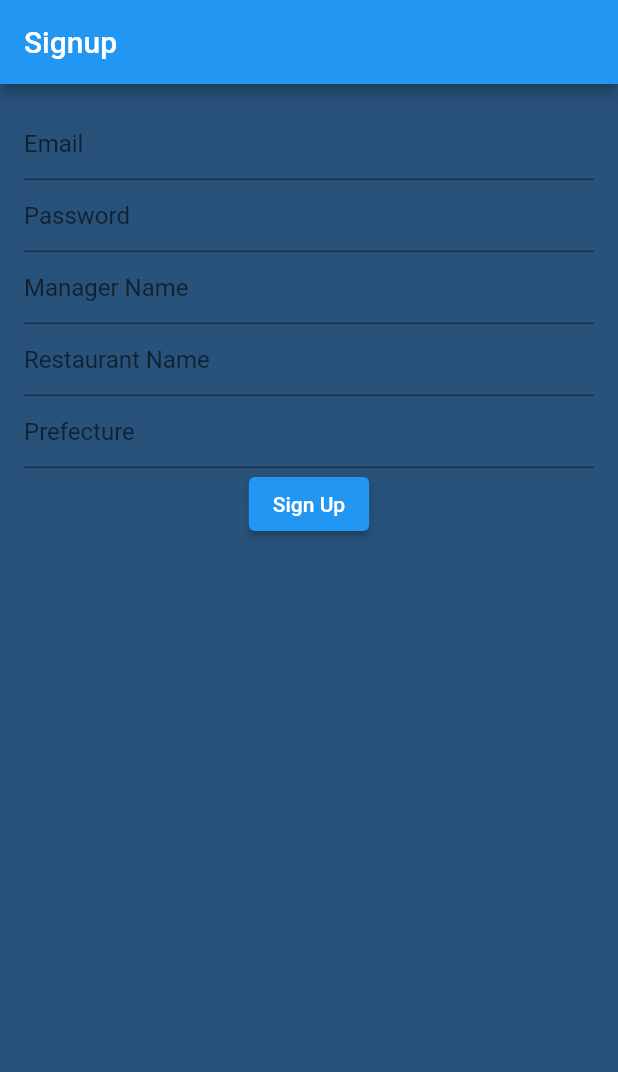
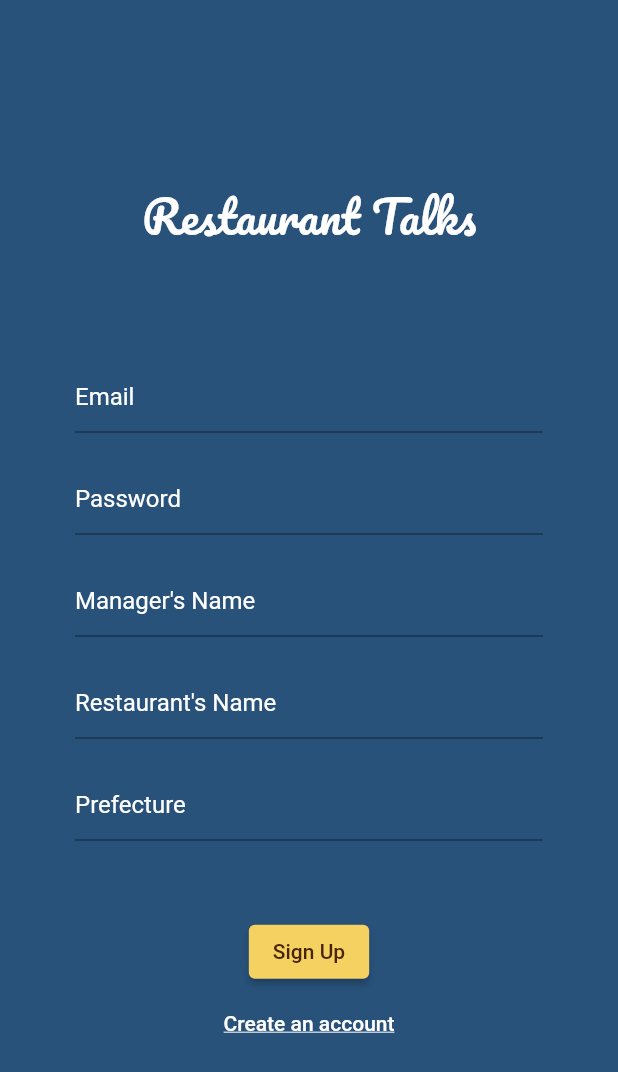
Before and after one commit to yanoojp/restaurant_talks, a Flutter app: the screen it shows after launch, after a tap on "Create an account", on a phone screen of 412 x 824 dp. Shown: the top 1072 px of the screen. Run offline on Flutter 3.47's test engine with Material 2 defaults, Android fonts, the phone set to English and light mode, and no system bars; our stand-ins replace flutter_riverpod, freezed_annotation, go_router, google_fonts.

Commit message:
create signup screen

```diff
--- a/lib/constants/variables.dart
+++ b/lib/constants/variables.dart
@@ -5,14 +5,19 @@ const String appTitle = 'Restaurant Talks';
 
 // Paths
 const String signupScreenPath = '/signup';
+const String loginScreenPath = '/';
 
 // Buttons
 const String loginButton = 'Login';
 const String toSignupScreenButton = 'Create an account';
+const String signupButton = 'Sign Up';
 
 // Hint Texts
 const String emailHintText = 'Email';
 const String passwordHintText = 'Password';
+const String managerNameHintText = "Manager's Name";
+const String restaurantNameHintText = "Restaurant's Name";
+const String prefectureHintText = 'Prefecture';
 
 // Colors
 const Color darkBlue = Color(0xFF28527a);
--- a/lib/main.dart
+++ b/lib/main.dart
@@ -16,7 +16,15 @@ class MyApp extends ConsumerWidget {
   Widget build(BuildContext context, WidgetRef ref) {
     return MaterialApp.router(
       theme: ThemeData(
-        scaffoldBackgroundColor: darkBlue
+        scaffoldBackgroundColor: darkBlue,
+        textSelectionTheme: const TextSelectionThemeData(
+          cursorColor: blackColor, // Set global cursor color here
+        ),
+        inputDecorationTheme: const InputDecorationTheme(
+          focusedBorder: UnderlineInputBorder(
+            borderSide: BorderSide(color: blackColor), // Red color when focused
+          ),
+        ),
       ),
       routerConfig: goRouter,
     );
--- a/lib/views/screens/users/login_screen.dart
+++ b/lib/views/screens/users/login_screen.dart
@@ -29,14 +29,13 @@ class LoginScreen extends ConsumerWidget {
               height: 100,
             ),
             TextField(
-              controller: loginState.passwordController,
+              controller: loginState.emailController,
               decoration: const InputDecoration(
                 hintText: emailHintText,
                 hintStyle: TextStyle(
                   color: whiteColor,
                 ),
               ),
-              obscureText: true,
             ),
             const SizedBox(
               height: 30,
--- a/lib/views/screens/users/signup_screen.dart
+++ b/lib/views/screens/users/signup_screen.dart
@@ -1,5 +1,8 @@
 import 'package:flutter/material.dart';
 import 'package:flutter_riverpod/flutter_riverpod.dart';
+import 'package:go_router/go_router.dart';
+import 'package:google_fonts/google_fonts.dart';
+import '../../../constants/variables.dart';
 import '../../../view_model/users/signup_view_model.dart';
 
 class SignupScreen extends ConsumerWidget {
@@ -10,39 +13,90 @@ class SignupScreen extends ConsumerWidget {
     final signupState = ref.watch(signupStateManager);
 
     return Scaffold(
-      appBar: AppBar(
-        title: const Text('Signup'),
-      ),
       body: Padding(
-        padding: const EdgeInsets.all(16.0),
+        padding: const EdgeInsets.all(50.0),
         child: Column(
+          mainAxisAlignment: MainAxisAlignment.center,
           children: [
+            Text(
+              appTitle,
+              style: GoogleFonts.pacifico(
+                color: whiteColor,
+                fontSize: appTitleFontSize,
+              ),
+            ),
+            const SizedBox(
+              height: 70,
+            ),
             TextField(
               controller: signupState.emailController,
-              decoration: const InputDecoration(hintText: 'Email'),
+              decoration: const InputDecoration(
+                hintText: emailHintText,
+                hintStyle: TextStyle(color: Colors.white),
+              ),
+            ),
+            const SizedBox(
+              height: 20,
             ),
             TextField(
               controller: signupState.passwordController,
-              decoration: const InputDecoration(hintText: 'Password'),
-              obscureText: true,
+              decoration: const InputDecoration(
+                hintText: passwordHintText,
+                hintStyle: TextStyle(color: Colors.white),
+              ),
+                obscureText: true,
+            ),
+            const SizedBox(
+              height: 20,
             ),
             TextField(
               controller: signupState.managerNameController,
-              decoration: const InputDecoration(hintText: 'Manager Name'),
+              decoration: const InputDecoration(
+                hintText: managerNameHintText,
+                hintStyle: TextStyle(color: Colors.white),
+              ),
+            ),
+            const SizedBox(
+              height: 20,
             ),
             TextField(
               controller: signupState.restaurantNameController,
-              decoration: const InputDecoration(hintText: 'Restaurant Name'),
+              decoration: const InputDecoration(
+                hintText: restaurantNameHintText,
+                hintStyle: TextStyle(color: Colors.white),
+              ),
+            ),
+            const SizedBox(
+              height: 20,
             ),
             TextField(
               controller: signupState.prefectureController,
-              decoration: const InputDecoration(hintText: 'Prefecture'),
+              decoration: const InputDecoration(
+                hintText: prefectureHintText,
+                hintStyle: TextStyle(color: Colors.white),
+              ),
+            ),
+            const SizedBox(
+              height: 50,
             ),
             ElevatedButton(
+              onPressed: () {},
+              style: ElevatedButton.styleFrom(backgroundColor: darkYellow),
+              child: const Text(
+                signupButton,
+                style: TextStyle(color: blackColor),
+              ),
+            ),
+            TextButton(
               onPressed: () {
-                // Call signup function in SignupStateManager
+                final goRouter = GoRouter.of(context);
+                goRouter.go(loginScreenPath);
               },
-              child: const Text('Sign Up'),
+              child: const Text(
+                toSignupScreenButton,
+                style: TextStyle(
+                    decoration: TextDecoration.underline, color: whiteColor),
+              ),
             ),
           ],
         ),
```
